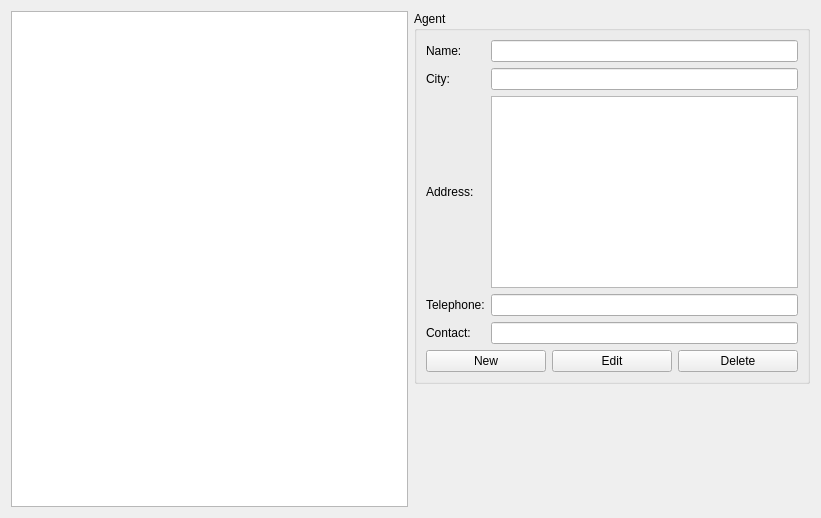
Before: the Qt Designer form listagents.ui in sergey196510/mycash, drawn with Qt 5.
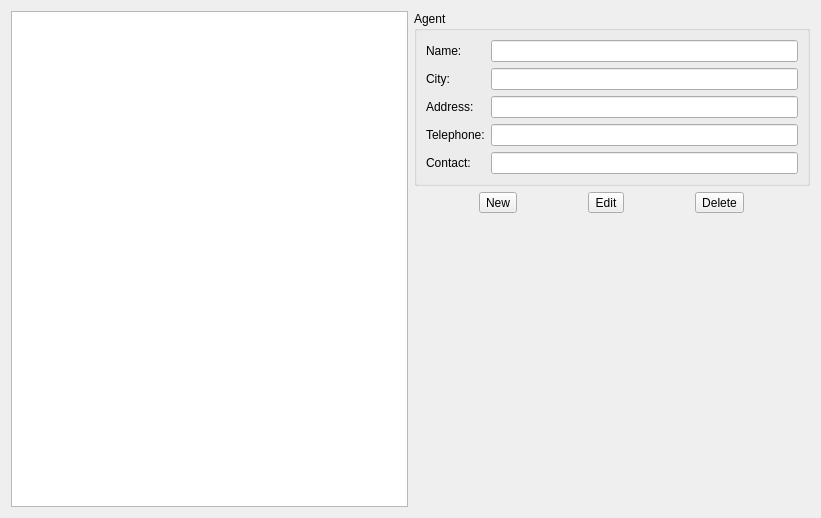
After: the same form once the commit is applied.

```diff
--- a/listagents.ui
+++ b/listagents.ui
@@ -51,9 +51,6 @@
             </property>
            </widget>
           </item>
-          <item row="2" column="1">
-           <widget class="QTextEdit" name="addrEdit"/>
-          </item>
           <item row="3" column="1">
            <widget class="QLineEdit" name="phoneEdit"/>
           </item>
@@ -77,35 +74,38 @@
           <item row="4" column="1">
            <widget class="QLineEdit" name="contactEdit"/>
           </item>
+          <item row="2" column="1">
+           <widget class="QLineEdit" name="addrEdit"/>
+          </item>
          </layout>
+        </item>
+       </layout>
+      </widget>
         </item>
         <item>
          <layout class="QHBoxLayout" name="horizontalLayout">
           <item>
-           <widget class="QPushButton" name="newButton">
+        <widget class="QToolButton" name="newButton">
             <property name="text">
              <string>New</string>
             </property>
            </widget>
           </item>
           <item>
-           <widget class="QPushButton" name="editButton">
+        <widget class="QToolButton" name="editButton">
             <property name="text">
              <string>Edit</string>
             </property>
            </widget>
           </item>
           <item>
-           <widget class="QPushButton" name="delButton">
+        <widget class="QToolButton" name="delButton">
             <property name="text">
              <string>Delete</string>
             </property>
            </widget>
           </item>
          </layout>
-        </item>
-       </layout>
-      </widget>
      </item>
      <item>
       <spacer name="verticalSpacer">
```
Lines whose indentation alone changed are shown as unchanged.
